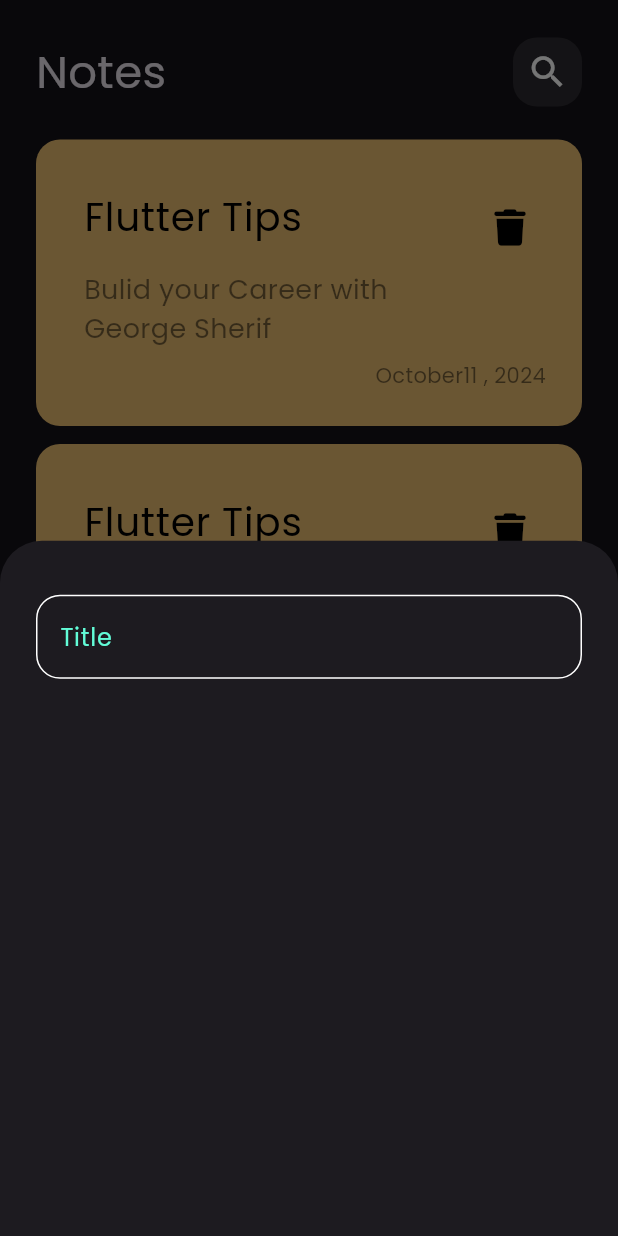
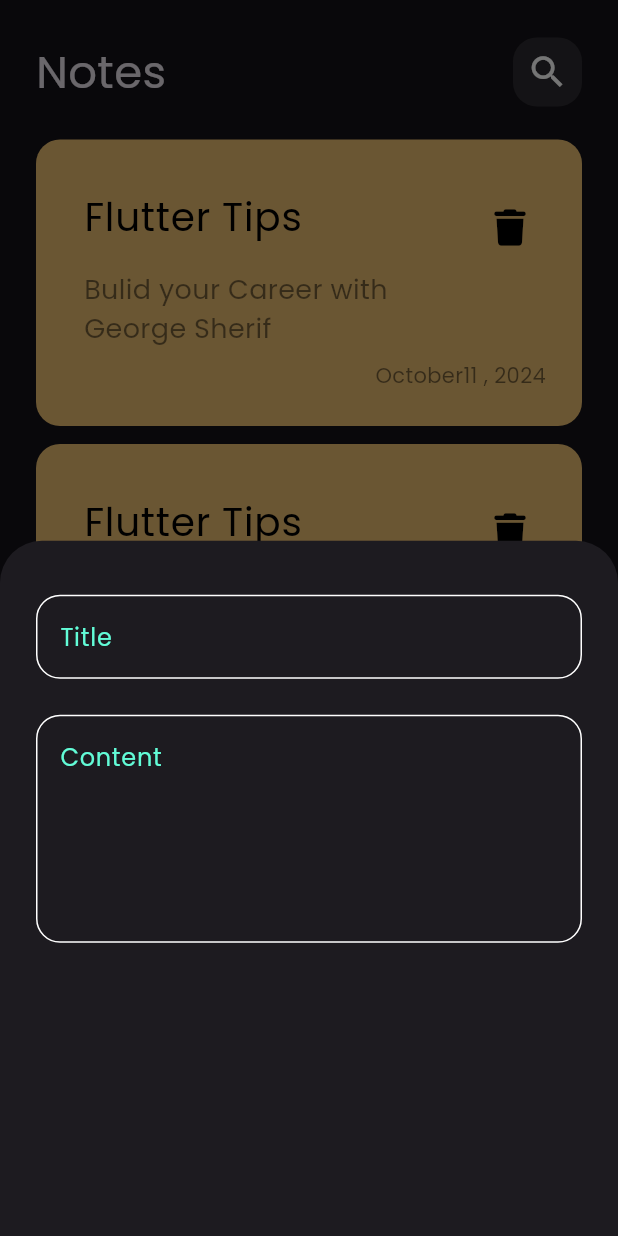
Before and after one commit to George-GS7/notes_app, a Flutter app: the screen it shows after launch, after a tap on the "add" icon, on a phone screen of 412 x 824 dp. Run offline on Flutter 3.47's test engine with Material 3 defaults, Android fonts, the phone set to English and light mode, and no system bars; our stand-ins replace font_awesome_flutter.

Commit message:
add fields to bottom sheet

```diff
--- a/lib/views/widgets/add_note_bottom_sheet.dart
+++ b/lib/views/widgets/add_note_bottom_sheet.dart
@@ -14,7 +14,16 @@ class AddNoteBottomSheet extends StatelessWidget {
             SizedBox(
               height: 36,
             ),
-            CustomTextField(),
+            CustomTextField(
+              hint: 'Title',
+            ),
+            SizedBox(
+              height: 24,
+            ),
+            CustomTextField(
+              hint: 'Content',
+              maxLines: 5,
+            ),
           ],
         ),
       ),
--- a/lib/views/widgets/constants.dart
+++ b/lib/views/widgets/constants.dart
@@ -1,3 +1,3 @@
 import 'package:flutter/material.dart';
 
-const KPrimaryColor = Color(0xff62fCD7);
+const kPrimaryColor = Color(0xff62fCD7);
--- a/lib/views/widgets/custom_text_field.dart
+++ b/lib/views/widgets/custom_text_field.dart
@@ -2,18 +2,21 @@ import 'package:flutter/material.dart';
 import 'package:notes_app/views/widgets/constants.dart';
 
 class CustomTextField extends StatelessWidget {
-  const CustomTextField({super.key});
+  const CustomTextField({super.key, required this.hint, this.maxLines = 1});
 
+  final String hint;
+  final int maxLines;
   @override
   Widget build(BuildContext context) {
     return TextField(
-      cursorColor: KPrimaryColor,
+      maxLines: maxLines,
+      cursorColor: kPrimaryColor,
       decoration: InputDecoration(
         border: buildBorder(),
-        hintText: 'Title',
-        hintStyle: TextStyle(color: KPrimaryColor),
+        hintText: hint,
+        hintStyle: const TextStyle(color: kPrimaryColor),
         enabledBorder: buildBorder(),
-        focusedBorder: buildBorder(KPrimaryColor),
+        focusedBorder: buildBorder(kPrimaryColor),
       ),
     );
   }
```
